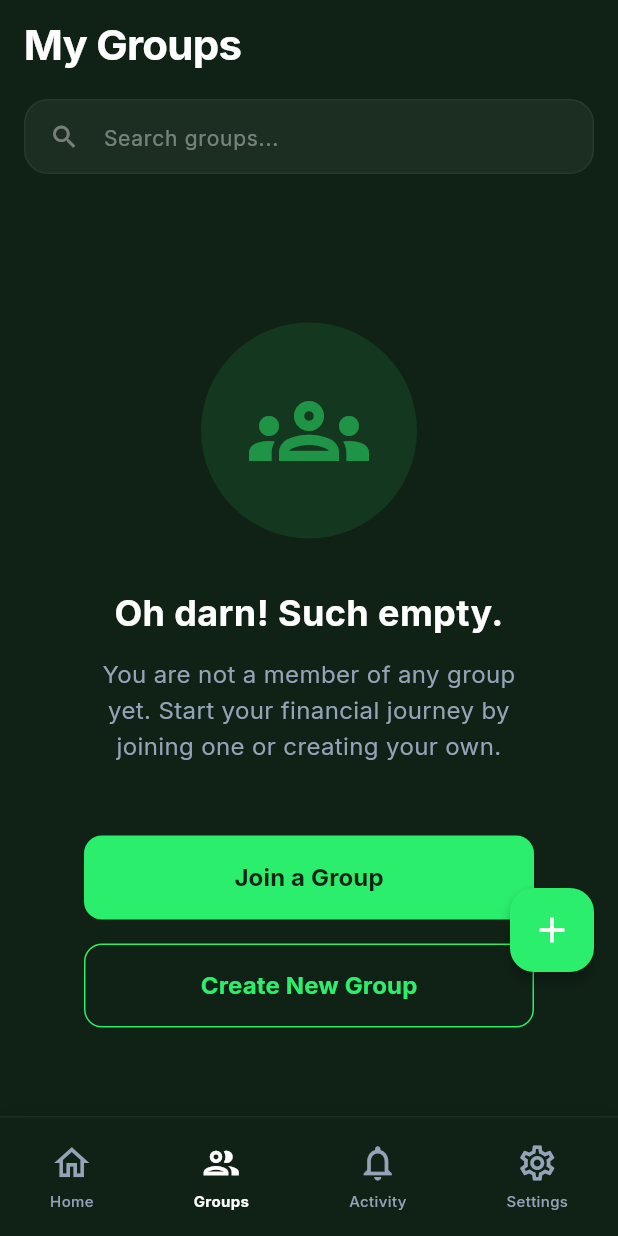
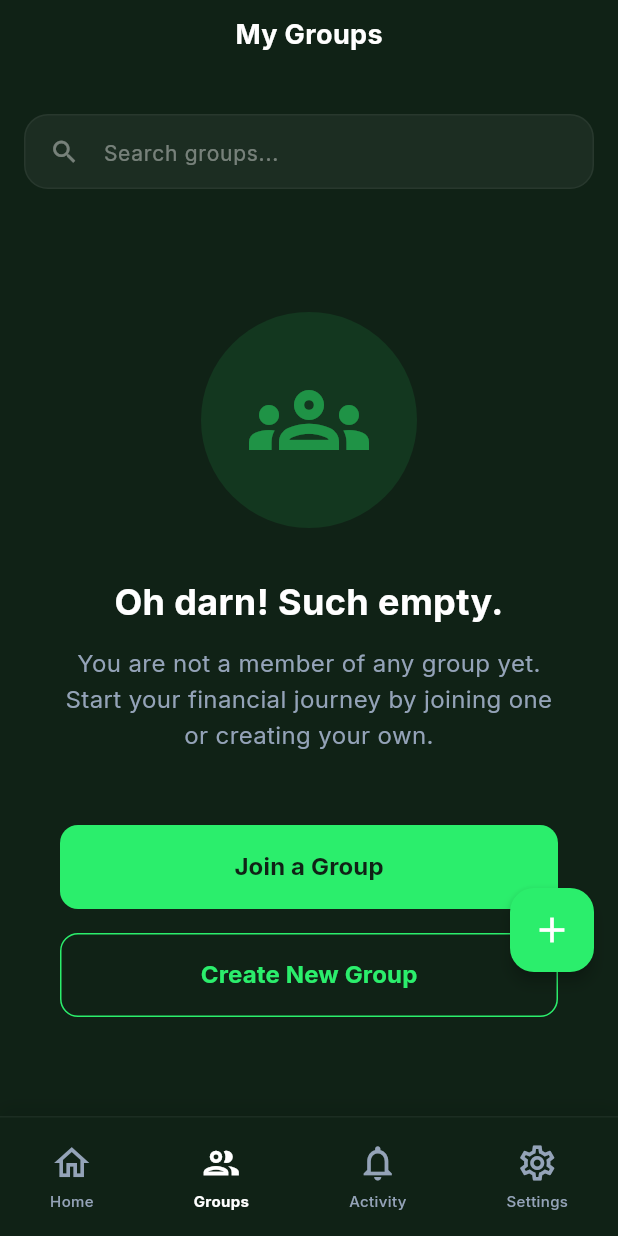
Before and after one commit to gidyon/hesabu_app, a Flutter app: the MyGroupsScreen screen opened by its route, on a phone screen of 412 x 824 dp. Run offline on Flutter 3.47's test engine with Material 3 defaults, Android fonts, the phone set to English and light mode, and no system bars; our stand-ins replace dio, go_router, google_fonts, shared_preferences; accounts and stored records are empty; network calls fail.

Commit message:
ui updates x

```diff
--- a/lib/features/groups/presentation/screens/my_groups_screen.dart
+++ b/lib/features/groups/presentation/screens/my_groups_screen.dart
@@ -50,65 +50,73 @@ class _MyGroupsScreenState extends State<MyGroupsScreen> {
 
     return Scaffold(
       backgroundColor: Theme.of(context).scaffoldBackgroundColor,
-      body: CustomScrollView(
-        slivers: [
-          SliverAppBar(
-            expandedHeight: 140,
-            floating: false,
-            pinned: true,
-            elevation: 0,
-            backgroundColor: Theme.of(
-              context,
-            ).scaffoldBackgroundColor.withOpacity(0.95),
-            flexibleSpace: FlexibleSpaceBar(
-              background: Padding(
+      body: Stack(
+        children: [
+          // Top Nav Bar
+          Positioned(
+            top: 0,
+            left: 0,
+            right: 0,
+            child: Container(
               padding: EdgeInsets.only(
                 top: MediaQuery.of(context).padding.top + 10,
+                bottom: 12,
                 left: 16,
                 right: 16,
               ),
-                child: Column(
-                  crossAxisAlignment: CrossAxisAlignment.start,
+              color: Theme.of(context).scaffoldBackgroundColor.withOpacity(0.9),
+              child: Row(
+                mainAxisAlignment: MainAxisAlignment.spaceBetween,
                 children: [
+                  const SizedBox(width: 40),
                   Text(
                     'My Groups',
                     style: TextStyle(
+                      fontSize: 18,
+                      fontWeight: FontWeight.bold,
                       color: titleColor,
-                        fontSize: 28,
-                        fontWeight: FontWeight.bold,
-                        letterSpacing: -0.5,
                     ),
                   ),
-                    const SizedBox(height: 16),
-                    _buildSearchBar(isDark, titleColor, accent),
+                  const SizedBox(width: 40),
                 ],
               ),
             ),
           ),
+
+          // Content
+          Padding(
+            padding: EdgeInsets.only(
+              top: MediaQuery.of(context).padding.top + 60,
             ),
-          SliverPadding(
-            padding: const EdgeInsets.fromLTRB(16, 16, 16, 100),
-            sliver: _isLoading
-                ? const SliverFillRemaining(
-                    child: Center(child: CircularProgressIndicator()),
-                  )
+            child: Column(
+              children: [
+                Padding(
+                  padding: const EdgeInsets.all(16.0),
+                  child: _buildSearchBar(isDark, titleColor, accent),
+                ),
+                Expanded(
+                  child: _isLoading
+                      ? const Center(child: CircularProgressIndicator())
                       : _groups.isEmpty
-                ? SliverFillRemaining(
-                    child: _buildEmptyState(context, accent, isDark),
-                  )
-                : SliverList(
-                    delegate: SliverChildBuilderDelegate((context, index) {
-                      return Padding(
-                        padding: const EdgeInsets.only(bottom: 16),
-                        child: _buildGroupCard(
+                          ? _buildEmptyState(context, accent, isDark)
+                          : ListView.separated(
+                              padding:
+                                  const EdgeInsets.fromLTRB(16, 0, 16, 100),
+                              itemCount: _groups.length,
+                              separatorBuilder: (_, __) =>
+                                  const SizedBox(height: 16),
+                              itemBuilder: (context, index) {
+                                return _buildGroupCard(
                                   context,
                                   _groups[index],
                                   currencyFormat,
                                   accent,
                                   isDark,
+                                );
+                              },
                             ),
-                      );
-                    }, childCount: _groups.length),
+                ),
+              ],
             ),
           ),
         ],
```
Also changed, not shown: lib/features/groups/presentation/screens/activity_screen.dart (+51 -19 lines), lib/features/home/presentation/screens/home_screen.dart (+6 -3 lines). Lines whose indentation alone changed are shown as unchanged.
